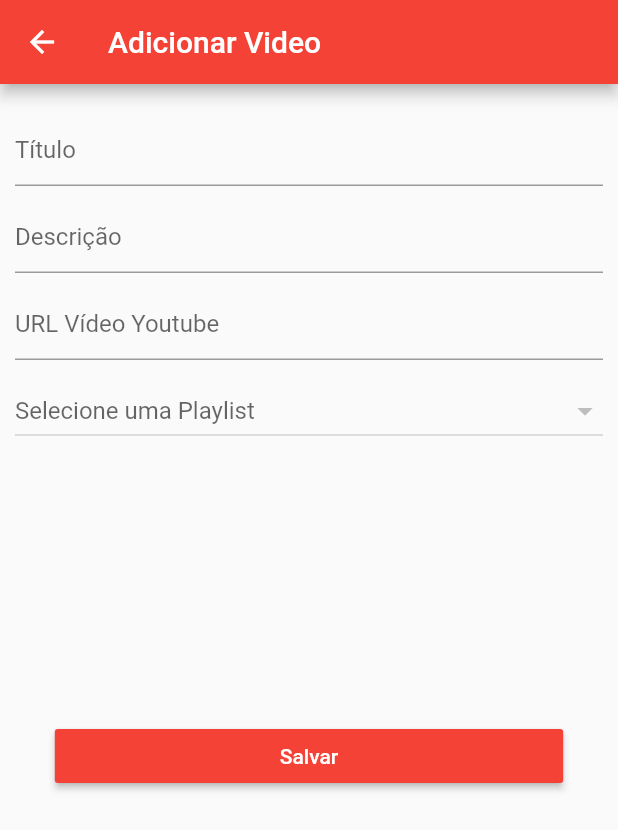
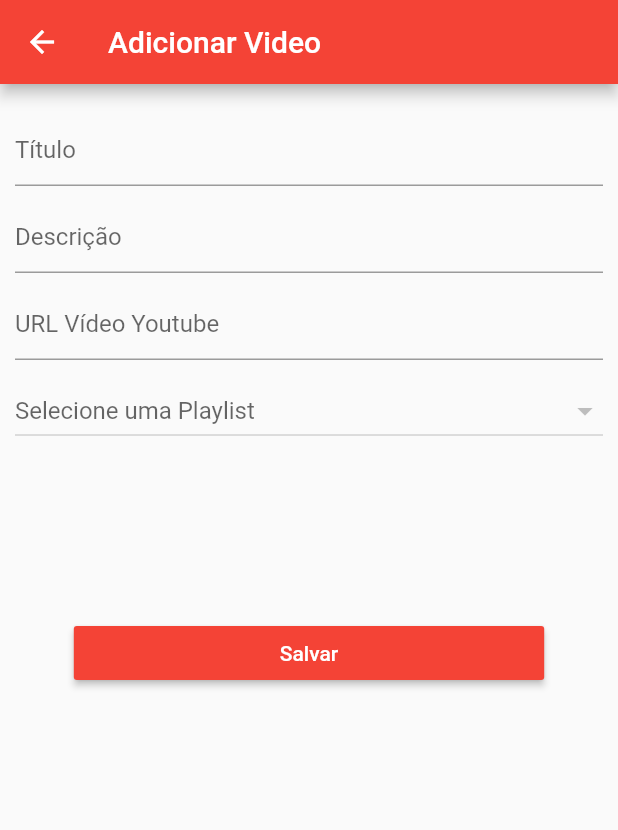
Before and after one commit to rkpontes/funny_app, a Flutter app: the AddPage screen opened directly, on a phone screen of 412 x 824 dp. Shown: the top 830 px of the screen. Run offline on Flutter 3.47's test engine with Material 2 defaults, Android fonts, the phone set to English and light mode, and no system bars; our stand-ins replace cached_network_image; missing offline and left inert: flutter_youtube; network calls fail.

Commit message:
correção tela editar

```diff
--- a/lib/app/views/add/add.dart
+++ b/lib/app/views/add/add.dart
@@ -57,6 +57,8 @@ class _AddPageState extends State<AddPage> {
   @override
   Widget build(BuildContext context) {
     return Scaffold(
+      resizeToAvoidBottomPadding: false,
+
       appBar: AppBar(
         title: video != null ? Text("Alterar Video") : Text("Adicionar Video"),
       ),
@@ -139,14 +141,14 @@ class _AddPageState extends State<AddPage> {
             crossAxisAlignment: CrossAxisAlignment.end,
             children: <Widget>[
               Container(
-                height: MediaQuery.of(context).size.height/2,
+                height: MediaQuery.of(context).size.height/3,
                 child: Row(
                   children: <Widget>[
                     Padding(
                       padding: const EdgeInsets.all(10),
                       child: RaisedButton(
                         color: Colors.red,
-                        padding: EdgeInsets.fromLTRB(150, 0, 150, 0),
+                        padding: EdgeInsets.fromLTRB(MediaQuery.of(context).size.width/3, 0, MediaQuery.of(context).size.width/3, 0),
                         onPressed: () {
                           _submitForm();
                         },
```
Also changed, not shown: lib/app/views/home/home.dart (+0 -9 lines).
